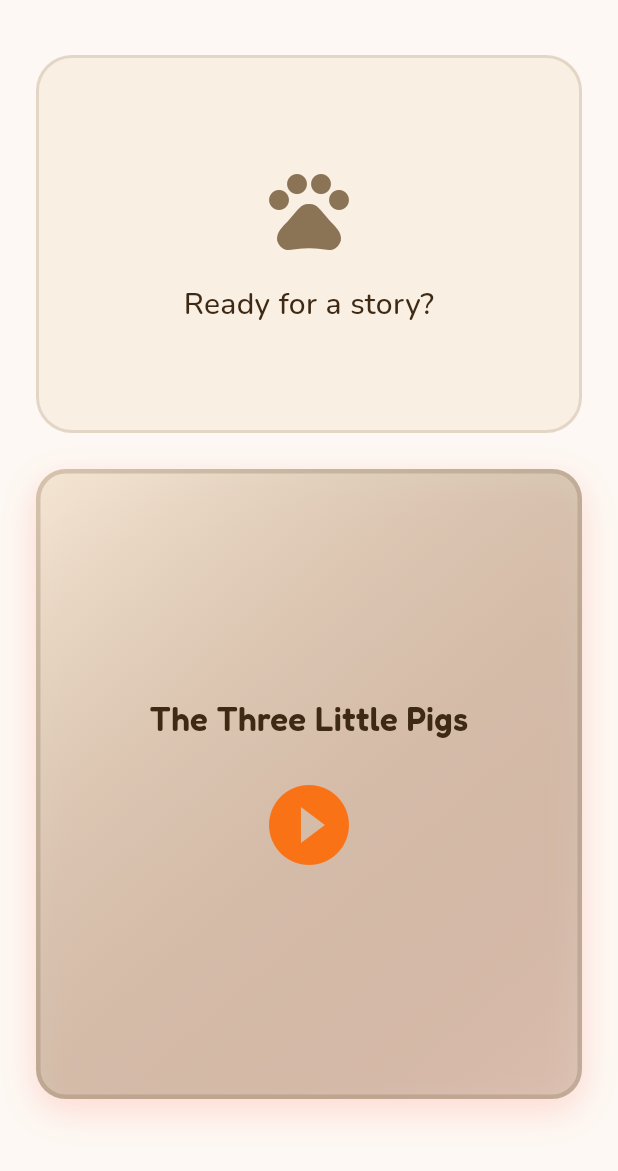
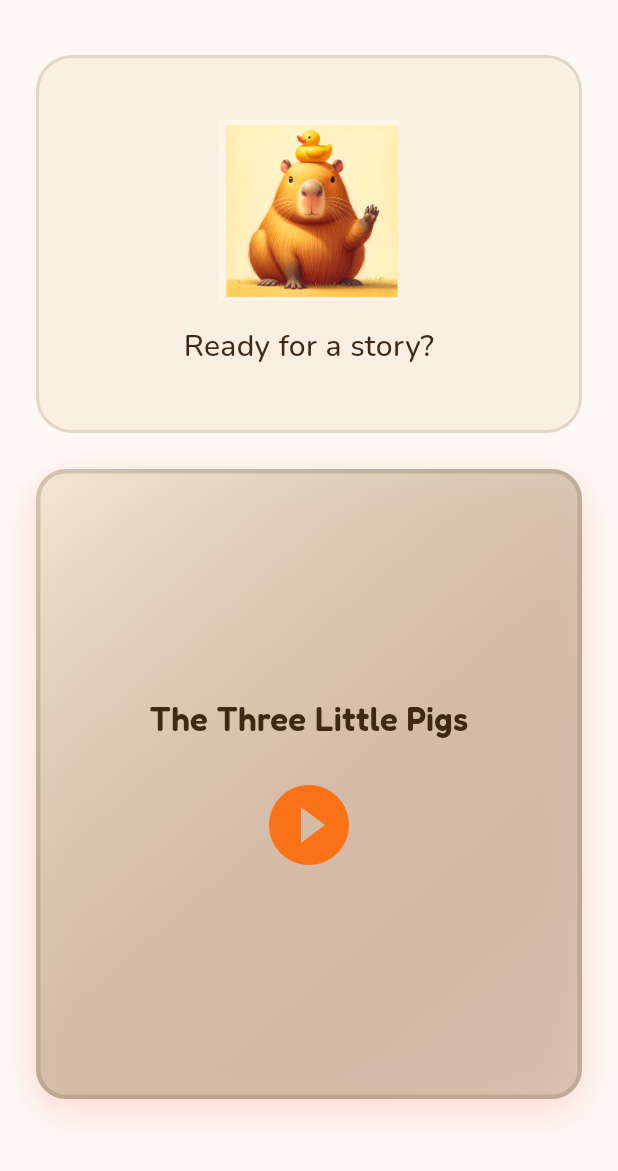
Before and after one commit to razpetel/storili, a Flutter app: the screen it shows after launch, on a phone screen of 412 x 824 dp, the part 65-1236 px from its top. Run offline on Flutter 3.47's test engine with Material 3 defaults, Android fonts, the phone set to English and light mode, and no system bars; our stand-ins replace flutter_dotenv, flutter_riverpod, go_router, google_fonts, permission_handler; missing offline and left inert: elevenlabs_agents, mcp_toolkit.

Commit message:
feat: add app assets - Capy illustrations, audio, and placeholders
Assets added:
- celebration_jingle.mp3 (CC0 from OpenGameArt)
- capy_welcome.png, capy_celebrate.png, capy_wave.png, capy_sleep.png
- placeholder.png (fallback for image generation)
- celebration_stars.png (reduced-motion alternative)

Code integration:
- Updated pubspec.yaml with audio/images asset directories
- Updated CapyWelcome widget to use illustration
- Updated SceneImage to use placeholder asset

Design: Capy character with rubber duck on head (simplified from original sock-on-tail design due to DALL-E limitations)

🤖 Generated with [Claude Code](https://claude.com/claude-code)

Co-Authored-By: Claude Opus 4.5 <noreply@anthropic.com>

```diff
--- a/lib/widgets/capy_welcome.dart
+++ b/lib/widgets/capy_welcome.dart
@@ -22,11 +22,12 @@ class CapyWelcome extends StatelessWidget {
       child: Column(
         mainAxisAlignment: MainAxisAlignment.center,
         children: [
-          // Capy placeholder - will be replaced with illustration
-          Icon(
-            Icons.pets,
-            size: 64,
-            color: AppColors.secondary,
+          // Capy welcome illustration
+          Image.asset(
+            'assets/images/capy_welcome.png',
+            width: 120,
+            height: 120,
+            semanticLabel: 'Capy the capybara waving hello',
           ),
           const SizedBox(height: 16),
           Text(
--- a/pubspec.yaml
+++ b/pubspec.yaml
@@ -57,7 +57,13 @@ flutter:
 
   assets:
     - .env
+    - assets/audio/
+    - assets/images/
     - assets/stories/
+    - assets/stories/_shared/
+    - assets/stories/three-little-pigs/
+    - assets/stories/three-little-pigs/characters/
+    - assets/stories/three-little-pigs/scenes/
 
   # To add assets to your application, add an assets section, like this:
   # assets:
```
Also changed, not shown: lib/widgets/scene_image.dart (+6 -18 lines), assets/images/capy_celebrate.png (added), assets/images/capy_sleep.png (added), assets/images/capy_wave.png (added), assets/images/capy_welcome.png (added), assets/images/celebration_stars.png (added), assets/images/placeholder.png (added), 2 other files.
